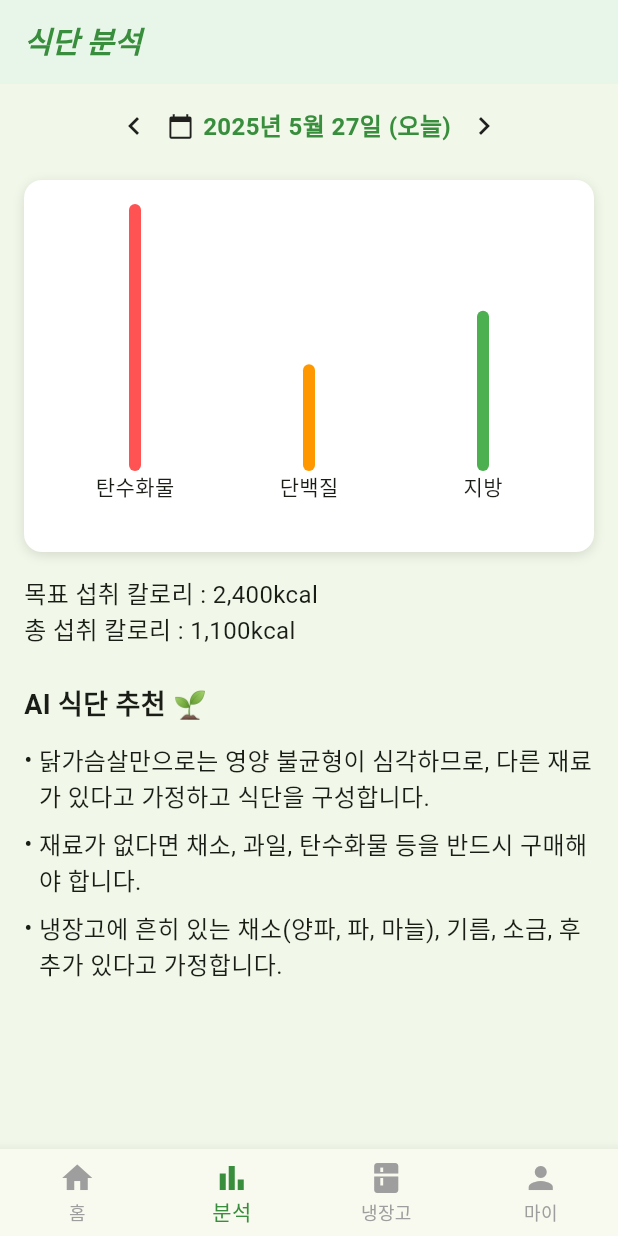
After one commit to Balence-Eat/Balence-Eat-FE, a Flutter app: the AnalysisPage screen opened by its route, on a phone screen of 412 x 824 dp. The commit adds this screen. Run offline on Flutter 3.47's test engine with Material 3 defaults, Android fonts, the phone set to English and light mode, and no system bars; drawn by our look-alikes of fl_chart; our stand-ins replace go_router, shared_preferences; accounts and stored records are empty.

Commit message:
식단분석 UI구현

```diff
--- /dev/null
+++ b/frontend/devtools_options.yaml
@@ -0,0 +1,3 @@
+description: This file stores settings for Dart & Flutter DevTools.
+documentation: https://docs.flutter.dev/tools/devtools/extensions#configure-extension-enablement-states
+extensions:
--- a/frontend/lib/router.dart
+++ b/frontend/lib/router.dart
@@ -7,6 +7,8 @@ import 'package:frontend/views/first_signup_screen.dart';
 import 'package:frontend/views/second_signup_screen.dart';
 import 'package:frontend/views/start_screen.dart';
 import 'package:go_router/go_router.dart';
+import 'package:frontend/views/analysis_page.dart';
+
 
 final GoRouter router = GoRouter(initialLocation: '/', routes: [
   GoRoute(
@@ -42,4 +44,9 @@ final GoRouter router = GoRouter(initialLocation: '/', routes: [
     name: 'add-meal',
     builder: (context, state) => AddMealScreen(),
   ),
+  GoRoute(
+    path: '/analysis',
+    name: 'analysis',
+    builder: (context, state) => AnalysisPage(),
+  ),
 ]);
--- /dev/null
+++ b/frontend/lib/views/analysis_page.dart
@@ -0,0 +1,218 @@
+import 'package:flutter/material.dart';
+import 'package:fl_chart/fl_chart.dart';
+import 'package:go_router/go_router.dart';
+
+class AnalysisPage extends StatefulWidget {
+  const AnalysisPage({super.key});
+
+  @override
+  State<AnalysisPage> createState() => _AnalysisPageState();
+}
+
+class _AnalysisPageState extends State<AnalysisPage> {
+  DateTime selectedDate = DateTime.now();
+
+  Future<void> _selectDate() async {
+    final DateTime? picked = await showDatePicker(
+      context: context,
+      initialDate: selectedDate,
+      firstDate: DateTime(2000),
+      lastDate: DateTime.now(),
+      builder: (context, child) {
+        return Theme(
+          data: Theme.of(context).copyWith(
+            colorScheme: const ColorScheme.light(
+              primary: Color(0xFFB8E986),
+              onPrimary: Colors.black,
+              onSurface: Colors.black,
+            ),
+            textButtonTheme: TextButtonThemeData(
+              style: TextButton.styleFrom(foregroundColor: Color(0xFF66BB6A)),
+            ),
+          ),
+          child: child!,
+        );
+      },
+    );
+    if (picked != null && picked != selectedDate) {
+      setState(() {
+        selectedDate = picked;
+      });
+    }
+  }
+
+  String _formattedDate(DateTime date) {
+    final today = DateTime.now();
+    final isToday = date.year == today.year &&
+        date.month == today.month &&
+        date.day == today.day;
+
+    return isToday
+        ? '${date.year}년 ${date.month}월 ${date.day}일 (오늘)'
+        : '${date.year}년 ${date.month}월 ${date.day}일';
+  }
+
+  @override
+  Widget build(BuildContext context) {
+    const limeGreen = Color(0xFFB9F73E);
+
+    return Scaffold(
+      appBar: AppBar(
+        backgroundColor: Colors.green[50],
+        elevation: 0,
+        title: Text(
+          '식단 분석',
+          style: TextStyle(
+            color: Colors.green[700],
+            fontSize: 20,
+            fontWeight: FontWeight.bold,
+            fontStyle: FontStyle.italic,
+          ),
+        ),
+        iconTheme: IconThemeData(color: Colors.green[700]),
+      ),
+      body: Padding(
+        padding: const EdgeInsets.all(16.0),
+        child: ListView(
+          children: [
+            Row(
+              mainAxisAlignment: MainAxisAlignment.center,
+              children: [
+                const Icon(Icons.chevron_left),
+                const SizedBox(width: 10),
+                GestureDetector(
+                  onTap: _selectDate,
+                  child: Row(
+                    children: [
+                      const Icon(Icons.calendar_today, size: 18),
+                      const SizedBox(width: 6),
+                      Text(
+                        _formattedDate(selectedDate),
+                        style: TextStyle(
+                          fontSize: 16,
+                          fontWeight: FontWeight.bold,
+                          color: Colors.green[700],
+                        ),
+                      ),
+                    ],
+                  ),
+                ),
+                const SizedBox(width: 10),
+                const Icon(Icons.chevron_right),
+              ],
+            ),
+            const SizedBox(height: 24),
+            _buildBarChart(),
+            const SizedBox(height: 16),
+            const Text("목표 섭취 칼로리 : 2,400kcal", style: TextStyle(fontSize: 16)),
+            const Text("총 섭취 칼로리 : 1,100kcal", style: TextStyle(fontSize: 16)),
+            const SizedBox(height: 24),
+            const Text("AI 식단 추천 🌱", style: TextStyle(fontSize: 18, fontWeight: FontWeight.bold)),
+            const SizedBox(height: 12),
+            _bullet("닭가슴살만으로는 영양 불균형이 심각하므로, 다른 재료가 있다고 가정하고 식단을 구성합니다."),
+            _bullet("재료가 없다면 채소, 과일, 탄수화물 등을 반드시 구매해야 합니다."),
+            _bullet("냉장고에 흔히 있는 채소(양파, 파, 마늘), 기름, 소금, 후추가 있다고 가정합니다."),
+          ],
+        ),
+      ),
+      bottomNavigationBar: BottomNavigationBar(
+        selectedItemColor: Colors.green[700],
+        unselectedItemColor: Colors.grey,
+        type: BottomNavigationBarType.fixed,
+        currentIndex: 1, // 분석 탭
+        onTap: (index) {
+          if (index == 0) context.go('/home');
+          else if (index == 1) context.go('/analysis');
+          else if (index == 2) context.go('/fridge');
+          else if (index == 3) context.go('/mypage');
+        },
+        items: const [
+          BottomNavigationBarItem(icon: Icon(Icons.home), label: '홈'),
+          BottomNavigationBarItem(icon: Icon(Icons.bar_chart), label: '분석'),
+          BottomNavigationBarItem(icon: Icon(Icons.kitchen), label: '냉장고'),
+          BottomNavigationBarItem(icon: Icon(Icons.person), label: '마이'),
+        ],
+      ),
+    );
+  }
+
+  Widget _buildBarChart() {
+  return Container(
+    padding: const EdgeInsets.all(16),
+    decoration: BoxDecoration(
+      color: Colors.white,
+      borderRadius: BorderRadius.circular(12),
+      boxShadow: [
+        BoxShadow(
+          color: Colors.black12,
+          blurRadius: 6,
+          offset: Offset(0, 2),
+        ),
+      ],
+    ),
+    child: Column(
+      crossAxisAlignment: CrossAxisAlignment.start,
+      children: [
+        SizedBox(
+          height: 200,
+          child: BarChart(
+            BarChartData(
+              alignment: BarChartAlignment.spaceAround,
+              barGroups: [
+                BarChartGroupData(x: 0, barRods: [
+                  BarChartRodData(toY: 50,color: Colors.redAccent),
+                ]),
+                BarChartGroupData(x: 1, barRods: [
+                  BarChartRodData(toY: 20, color: Colors.orange),
+                ]),
+                BarChartGroupData(x: 2, barRods: [
+                  BarChartRodData(toY: 30, color: Colors.green),
+                ]),
+              ],
+              titlesData: FlTitlesData(
+                bottomTitles: AxisTitles(
+                  sideTitles: SideTitles(
+                    showTitles: true,
+                    getTitlesWidget: (value, _) {
+                      switch (value.toInt()) {
+                        case 0:
+                          return const Text("탄수화물");
+                        case 1:
+                          return const Text("단백질");
+                        case 2:
+                          return const Text("지방");
+                        default:
+                          return const Text("");
+                      }
+                    },
+                  ),
+                ),
+                leftTitles: AxisTitles(sideTitles: SideTitles(showTitles: false)),
+                topTitles: AxisTitles(sideTitles: SideTitles(showTitles: false)),
+                rightTitles: AxisTitles(sideTitles: SideTitles(showTitles: false)),
+              ),
+              gridData: FlGridData(show: false),
+              borderData: FlBorderData(show: false),
+            ),
+          ),
+        ),
+        const SizedBox(height: 16)
+      ],
+    ),
+  );
+}
+
+
+  static Widget _bullet(String text) {
+    return Padding(
+      padding: const EdgeInsets.only(bottom: 8),
+      child: Row(
+        crossAxisAlignment: CrossAxisAlignment.start,
+        children: [
+          const Text("• ", style: TextStyle(fontSize: 16)),
+          Expanded(child: Text(text, style: const TextStyle(fontSize: 16))),
+        ],
+      ),
+    );
+  }
+}
--- a/frontend/lib/views/home_screen.dart
+++ b/frontend/lib/views/home_screen.dart
@@ -1,6 +1,7 @@
 import 'package:flutter/material.dart';
 import 'package:frontend/common/build_meal_card.dart';
 import 'package:go_router/go_router.dart';
+import 'analysis_page.dart';
 
 class HomeScreen extends StatefulWidget {
   const HomeScreen({super.key});
@@ -167,8 +168,18 @@ class _HomeScreenState extends State<HomeScreen> {
         selectedItemColor: Colors.green[700],
         unselectedItemColor: Colors.grey,
         type: BottomNavigationBarType.fixed,
-        currentIndex: 0,
-        onTap: (index) {},
+        currentIndex: 0,//홈일때
+        onTap: (index) {
+          if(index == 0) {
+            context.go('/home');
+          } else if (index == 1) {
+            context.go('/analysis');
+          } else if (index == 2) {
+            context.go('/refrigerator');
+          } else if (index == 3) {
+            context.go('/my');
+          }
+        },
         items: const [
           BottomNavigationBarItem(icon: Icon(Icons.home), label: '홈'),
           BottomNavigationBarItem(icon: Icon(Icons.bar_chart), label: '분석'),
--- a/frontend/pubspec.yaml
+++ b/frontend/pubspec.yaml
@@ -31,6 +31,7 @@ dependencies:
   flutter:
     sdk: flutter
   http: ^0.13.6
+  fl_chart: ^0.64.0
 
   # The following adds the Cupertino Icons font to your application.
   # Use with the CupertinoIcons class for iOS style icons.
```
Also changed, not shown: frontend/pubspec.lock.
